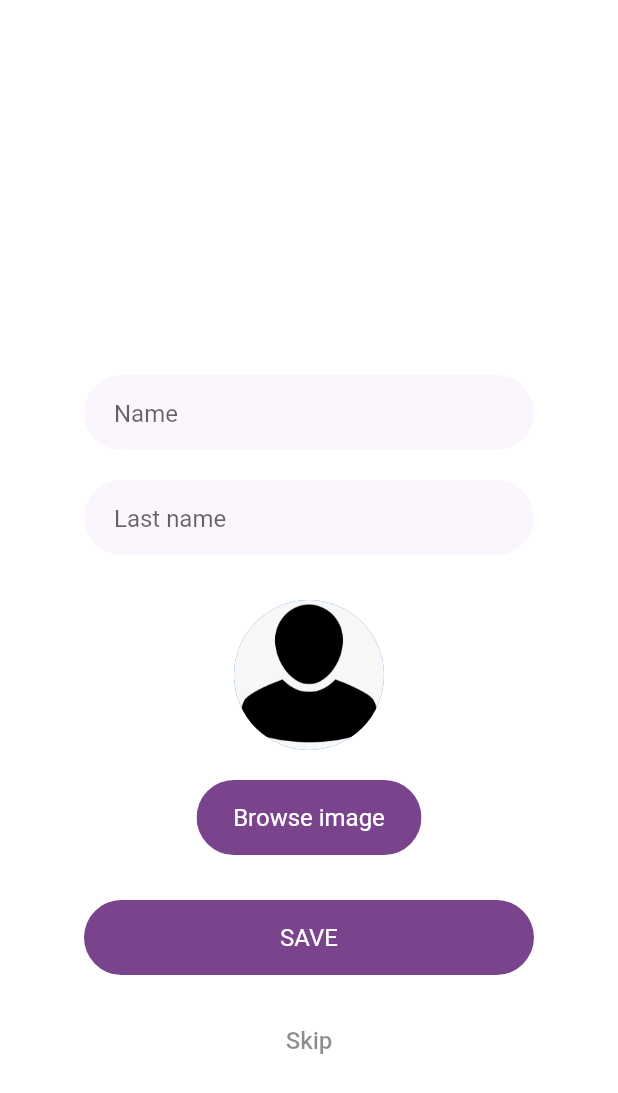
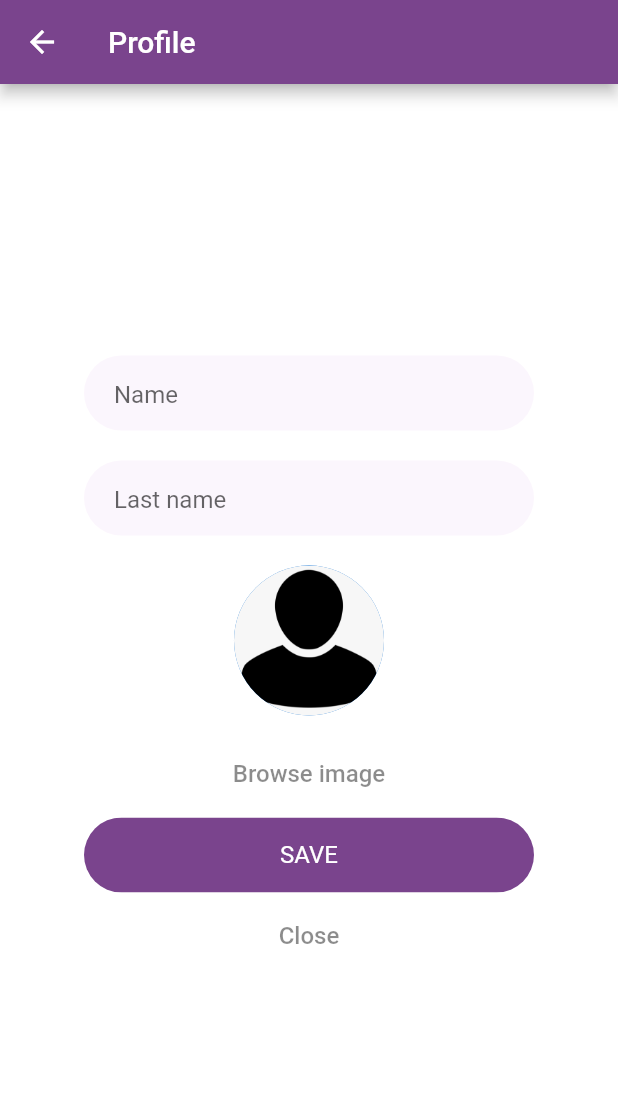
Before and after one commit to ddemyanova/review_app, a Flutter app: the ProfileScreen screen opened directly, on a phone screen of 412 x 824 dp. Shown: the top 1093 px of the screen. Run offline on Flutter 3.47's test engine with Material 2 defaults, Android fonts, the phone set to English and light mode, and no system bars; our stand-ins replace connectivity, dio, fluttertoast, image_gallery_saver, image_picker and 4 more; missing offline and left inert: dart:ffi; accounts and stored records are empty.

```diff
--- a/lib/Screens/SignUp/body.dart
+++ b/lib/Screens/SignUp/body.dart
@@ -1,5 +1,6 @@
 import 'package:flutter/material.dart';
-import 'package:review_app/Screens/SignUp/profileScreen.dart';
+import 'package:review_app/Screens/Home/homeScreen.dart';
+import 'package:review_app/Screens/Profile/profileScreen.dart';
 import 'package:review_app/constants.dart';
 import 'package:http/http.dart' as http;
 import 'package:shared_preferences/shared_preferences.dart';
@@ -33,6 +34,9 @@ class _BodyState extends State<Body> {
             _isLoading = false;
             if (JsonData['token'] != null) {
               preferences.setString("token", JsonData['token']);
+              Navigator.pushAndRemoveUntil(context,
+                  MaterialPageRoute(builder: (context) => new HomeScreen()),
+                      (Route<dynamic> route) => false);
               Navigator.push(context,
                   MaterialPageRoute(builder: (context) {
                     return ProfileScreen();
--- a/lib/Screens/SignUp/profileBody.dart
+++ /dev/null
@@ -1,169 +0,0 @@
-import 'dart:io';
-import 'package:flutter/material.dart';
-import 'package:review_app/Screens/Home/homeScreen.dart';
-import '../../constants.dart';
-import 'package:shared_preferences/shared_preferences.dart';
-import 'package:image_picker/image_picker.dart';
-
-class Body extends StatefulWidget {
-  @override
-  _BodyState createState() => _BodyState();
-}
-
-class _BodyState extends State<Body> {
-
-  TextEditingController nameController = new TextEditingController();
-  TextEditingController lastNameController = new TextEditingController();
-  //late PickedFile _image ;
-  String path="";
-  bool img=false;
-
-  PickImage() async{
-    var image = await ImagePicker.platform.pickImage(source: ImageSource.gallery);
-    setState(() {
-      print(image!.path);
-      path=image.path;
-      //_image = image as PickedFile;
-      img=true;
-    });
-  }
-
-  SaveInfo(String name, String lastName, String path) async{
-    print("saved");
-    SharedPreferences preferences = await SharedPreferences.getInstance();
-    preferences.setString('name', name);
-    preferences.setString('lastName', lastName);
-    preferences.setString('image', path);
-    Navigator.of(context).pushAndRemoveUntil(
-        MaterialPageRoute(
-            builder: (BuildContext context) => HomeScreen()
-        ),
-            (Route<dynamic> route) => false);
-
-  }
-  @override
-  void initState(){
-    super.initState();
-  }
-
-  @override
-  Widget build(BuildContext context) {
-    Size size = MediaQuery.of(context).size;
-    return Container(
-      height: size.height,
-      width: double.infinity,
-      child: Stack(
-        alignment: Alignment.center,
-        children: <Widget>[
-          //name field
-          Positioned(
-              top:240,
-              child: Container(
-                width: 300,
-                height: 50,
-                margin: EdgeInsets.symmetric(vertical: 10),
-                padding: EdgeInsets.symmetric(horizontal: 20, vertical: 5),
-                decoration: BoxDecoration(
-                  color:PrimaryLightColor,
-                  borderRadius: BorderRadius.circular(30),
-
-                ),
-                child: TextField(
-                  controller: nameController,
-                  decoration: InputDecoration(
-                    hintText: "Name",
-                    border: InputBorder.none,
-
-                  ),
-
-                ),
-              )
-          ),
-
-          //last name field
-          Positioned(
-              top:310,
-              child: Container(
-                width: 300,
-                height: 50,
-                margin: EdgeInsets.symmetric(vertical: 10),
-                padding: EdgeInsets.symmetric(horizontal: 20, vertical: 5),
-                decoration: BoxDecoration(
-                  color:PrimaryLightColor,
-                  borderRadius: BorderRadius.circular(30),
-
-                ),
-                child: TextField(
-                  controller: lastNameController,
-                  decoration: InputDecoration(
-                      hintText: "Last name",
-                      border: InputBorder.none
-                  ),
-                ),
-              )
-          ),
-
-          //avatar field
-          Positioned(
-            top:400,
-              child: CircleAvatar(
-                radius: 50,
-                backgroundImage: img ? FileImage(File(path)) :
-                Image.asset("assets/images/avatar.png").image,
-              ),
-          ),
-
-          //avatar button
-          Positioned(
-              top: 520,
-              child: ClipRRect(
-                borderRadius: BorderRadius.circular(30),
-                child: TextButton(
-                    onPressed: () {
-                      PickImage();
-                    },
-                    style: TextButton.styleFrom(
-                        textStyle: const TextStyle(fontSize: 16),
-                        backgroundColor: PrimaryColor,
-                        fixedSize: Size(150, 50)),
-                    child:
-                    Text("Browse image", style: TextStyle(color: Colors.white))),
-              )),
-
-          Positioned(
-              top: 600,
-              child: ClipRRect(
-                borderRadius: BorderRadius.circular(30),
-                child: TextButton(
-                    onPressed: () {
-                      final String name =nameController.text;
-                      final String surname =lastNameController.text;
-                      SaveInfo(name, surname, path);
-                    },
-                    style: TextButton.styleFrom(
-                        textStyle: const TextStyle(fontSize: 16),
-                        backgroundColor: PrimaryColor,
-                        fixedSize: Size(300, 50)),
-                    child:
-                    Text("SAVE", style: TextStyle(color: Colors.white))),
-              )),
-          Positioned(
-              top: 670,
-              child: TextButton(
-                  onPressed: () {
-                    Navigator.of(context).pushAndRemoveUntil(
-                        MaterialPageRoute(
-                            builder: (BuildContext context) => HomeScreen()
-                        ),
-                            (Route<dynamic> route) => false);
-                  },
-                  child: Text("Skip",
-                      style: TextStyle(color: Colors.black45, fontSize: 16)
-                  )
-              )
-          )
-        ],
-      ),
-    );
-  }
-}
--- a/lib/Screens/SignUp/profileScreen.dart
+++ /dev/null
@@ -1,15 +0,0 @@
-
-import 'package:flutter/material.dart';
-import 'package:review_app/Screens/Home/appBar.dart';
-import 'package:review_app/Screens/SignUp/profileBody.dart';
-
-class ProfileScreen extends StatelessWidget {
-  ProfileScreen();
-  @override
-  Widget build(BuildContext context) {
-    return Scaffold(
-        body:Body(),
-
-    );
-  }
-}
--- a/lib/Screens/Welcome/body.dart
+++ b/lib/Screens/Welcome/body.dart
@@ -60,7 +60,8 @@ class Body extends StatelessWidget {
                       }));
                 },
                 text:"Skip",
-              ))
+              ),
+          )
         ],
       ),
     );
--- a/lib/components.dart
+++ b/lib/components.dart
@@ -38,7 +38,7 @@ class MainButton extends StatelessWidget {
 class MainTextField extends StatelessWidget {
   const MainTextField({
     required this.controller,
-    required this.icon,
+    this.icon,
     required this.text,
     this.suffixIcon,
     this.obscure = false,
@@ -47,7 +47,7 @@ class MainTextField extends StatelessWidget {
   }) : super();
 
   final TextEditingController controller;
-  final Icon icon;
+  final Icon? icon;
   final String text;
   final IconButton? suffixIcon;
   final bool obscure;
```
Also changed, not shown: lib/Screens/Profile/body.dart (+43 -89 lines).
